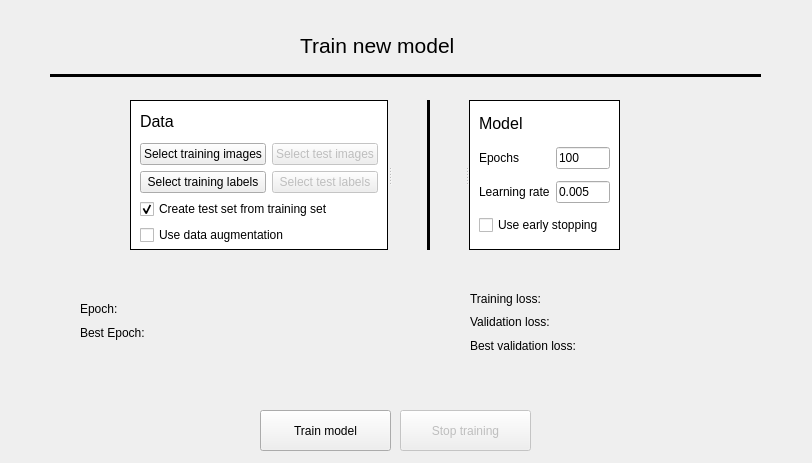
Qt form src/gui/ui_designs/train_model.ui (Nikolajkng/NanoparticleAnalysis) before a commit.
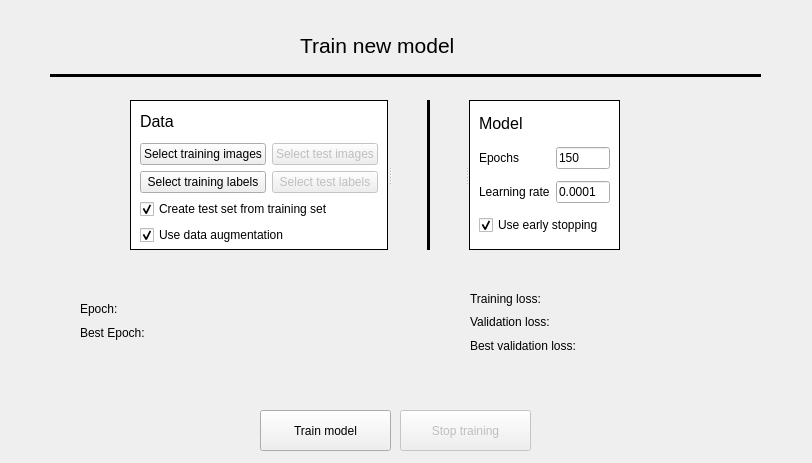
The same form after that commit.

Commit message: Logging of training information, updated training window

Patch:
```diff
--- a/src/gui/ui_designs/train_model.ui
+++ b/src/gui/ui_designs/train_model.ui
@@ -281,6 +281,9 @@
        <property name="text">
         <string>Use data augmentation</string>
        </property>
+       <property name="checked">
+        <bool>true</bool>
+       </property>
       </widget>
      </item>
     </layout>
@@ -351,7 +354,7 @@
      <item row="1" column="1">
       <widget class="QLineEdit" name="epochs_input">
        <property name="text">
-        <string>100</string>
+        <string>150</string>
        </property>
       </widget>
      </item>
@@ -371,7 +374,7 @@
      <item row="2" column="1">
       <widget class="QLineEdit" name="learning_rate_input">
        <property name="text">
-        <string>0.005</string>
+        <string>0.0001</string>
        </property>
       </widget>
      </item>
@@ -380,6 +383,9 @@
        <property name="text">
         <string>Use early stopping</string>
        </property>
+       <property name="checked">
+        <bool>true</bool>
+       </property>
       </widget>
      </item>
     </layout>
```
Left out of the diff: 13 changed lines with no effect on the pictures. The commit also changes 6 other files.
